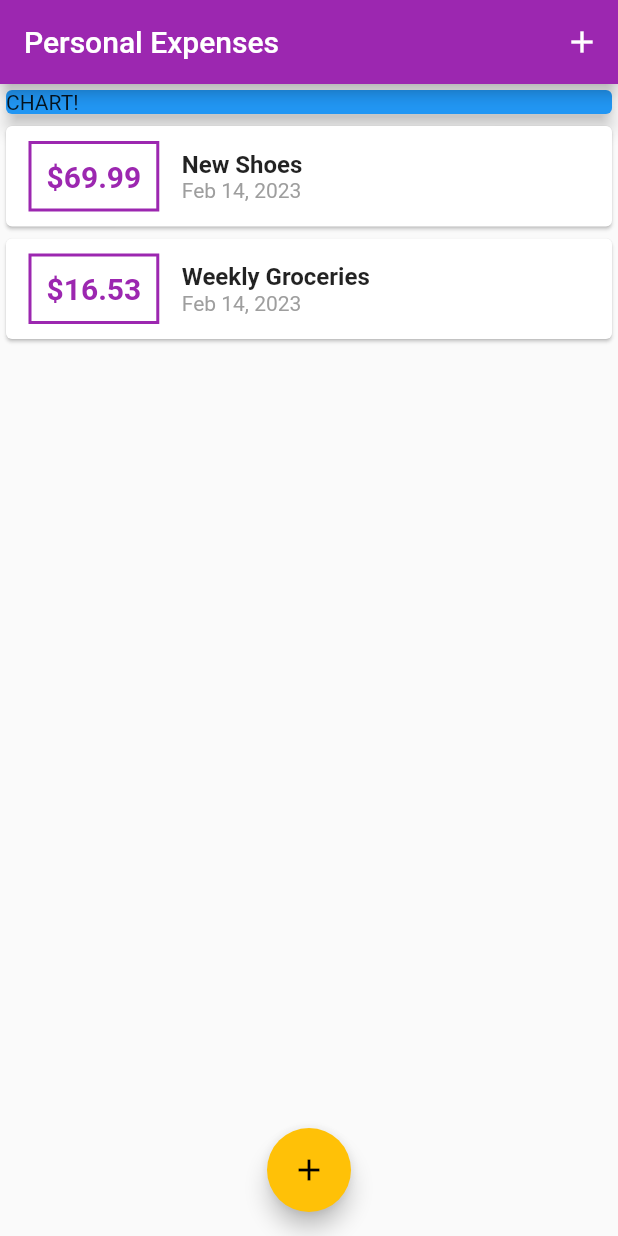
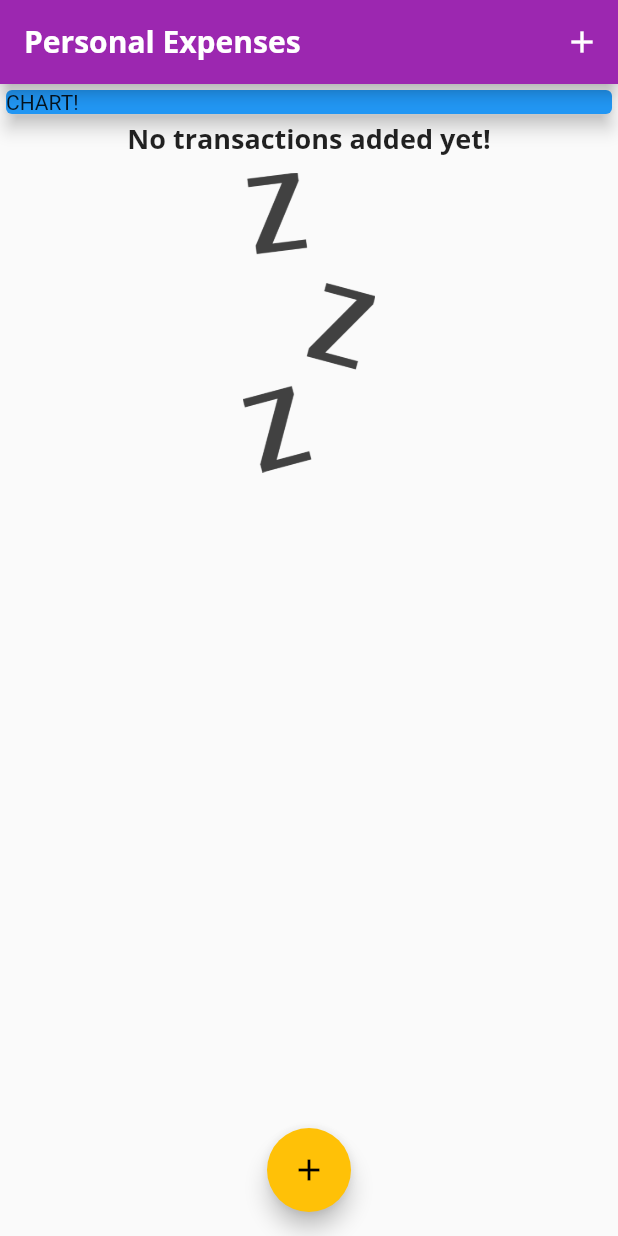
Before and after one commit to plntry/expenses-app, a Flutter app: the screen it shows after launch, on a phone screen of 412 x 824 dp. Run offline on Flutter 3.47's test engine with Material 2 defaults, Android fonts, the phone set to English and light mode, and no system bars.

Commit message:
added output for the case there're no transactions yet

```diff
--- a/lib/main.dart
+++ b/lib/main.dart
@@ -12,9 +12,23 @@ class MyApp extends StatelessWidget {
     return MaterialApp(
       title: 'Personal Expenses',
       theme: ThemeData(
-        primarySwatch: Colors.purple,
-        accentColor: Colors.amber,
-      ),
+          primarySwatch: Colors.purple,
+          accentColor: Colors.amber,
+          fontFamily: 'Quicksand',
+          textTheme: ThemeData.light().textTheme.copyWith(
+                titleMedium: TextStyle(
+                  fontFamily: 'OpenSans',
+                  fontSize: 18,
+                  fontWeight: FontWeight.bold,
+                ),
+              ),
+          appBarTheme: AppBarTheme(
+            titleTextStyle: TextStyle(
+              fontFamily: 'OpenSans',
+              fontSize: 20,
+              fontWeight: FontWeight.bold,
+            ),
+          )),
       home: MyHomePage(),
       debugShowCheckedModeBanner: false,
     );
@@ -28,18 +42,18 @@ class MyHomePage extends StatefulWidget {
 
 class _MyHomePageState extends State<MyHomePage> {
   final List<Transaction> _userTransactions = [
-    Transaction(
-      id: 't1',
-      title: 'New Shoes',
-      amount: 69.99,
-      date: DateTime.now(),
-    ),
-    Transaction(
-      id: 't2',
-      title: 'Weekly Groceries',
-      amount: 16.53,
-      date: DateTime.now(),
-    )
+    // Transaction(
+    //   id: 't1',
+    //   title: 'New Shoes',
+    //   amount: 69.99,
+    //   date: DateTime.now(),
+    // ),
+    // Transaction(
+    //   id: 't2',
+    //   title: 'Weekly Groceries',
+    //   amount: 16.53,
+    //   date: DateTime.now(),
+    // )
   ];
 
   void _addNewTransaction(String txTitle, double txAmount) {
@@ -72,7 +86,9 @@ class _MyHomePageState extends State<MyHomePage> {
   Widget build(BuildContext context) {
     return Scaffold(
       appBar: AppBar(
-        title: Text('Personal Expenses'),
+        title: Text(
+          'Personal Expenses',
+        ),
         actions: [
           IconButton(
             onPressed: () => _startAtNewTransaction(context),
--- a/lib/widgets/transaction_list.dart
+++ b/lib/widgets/transaction_list.dart
@@ -12,7 +12,26 @@ class TransactionList extends StatelessWidget {
   Widget build(BuildContext context) {
     return Container(
       height: 400,
-      child: ListView.builder(
+      child: transactions.isEmpty
+          ? Column(
+              children: [
+                Text(
+                  'No transactions added yet!',
+                  style: Theme.of(context).textTheme.titleMedium,
+                ),
+                SizedBox(
+                  height: 10,
+                ),
+                Container(
+                  height: 200,
+                  child: Image.asset(
+                    'assets/images/waiting.png',
+                    fit: BoxFit.cover,
+                  ),
+                ),
+              ],
+            )
+          : ListView.builder(
               itemBuilder: (ctx, index) {
                 return Card(
                   child: Row(
@@ -42,10 +61,7 @@ class TransactionList extends StatelessWidget {
                         children: [
                           Text(
                             transactions[index].title,
-                      style: TextStyle(
-                        fontWeight: FontWeight.bold,
-                        fontSize: 16,
-                      ),
+                            style: Theme.of(context).textTheme.titleMedium,
                           ),
                           Text(
                             DateFormat.yMMMd().format(transactions[index].date),
```
Also changed, not shown: pubspec.yaml (+13 -8 lines), assets/fonts/OpenSans-Bold.ttf (added), assets/fonts/OpenSans-Regular.ttf (added), assets/fonts/Quicksand-Bold.ttf (added), assets/fonts/Quicksand-Light.ttf (added), assets/fonts/Quicksand-Medium.ttf (added), assets/fonts/Quicksand-Regular.ttf (added), assets/images/waiting.png (added). Lines whose indentation alone changed are shown as unchanged.
